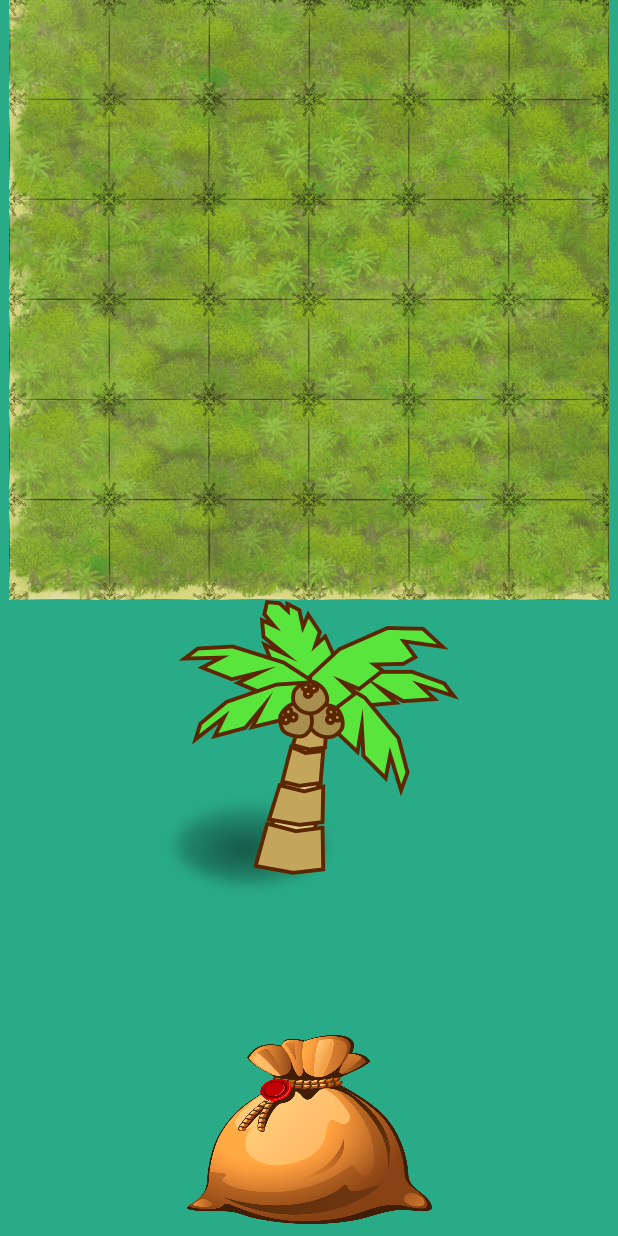
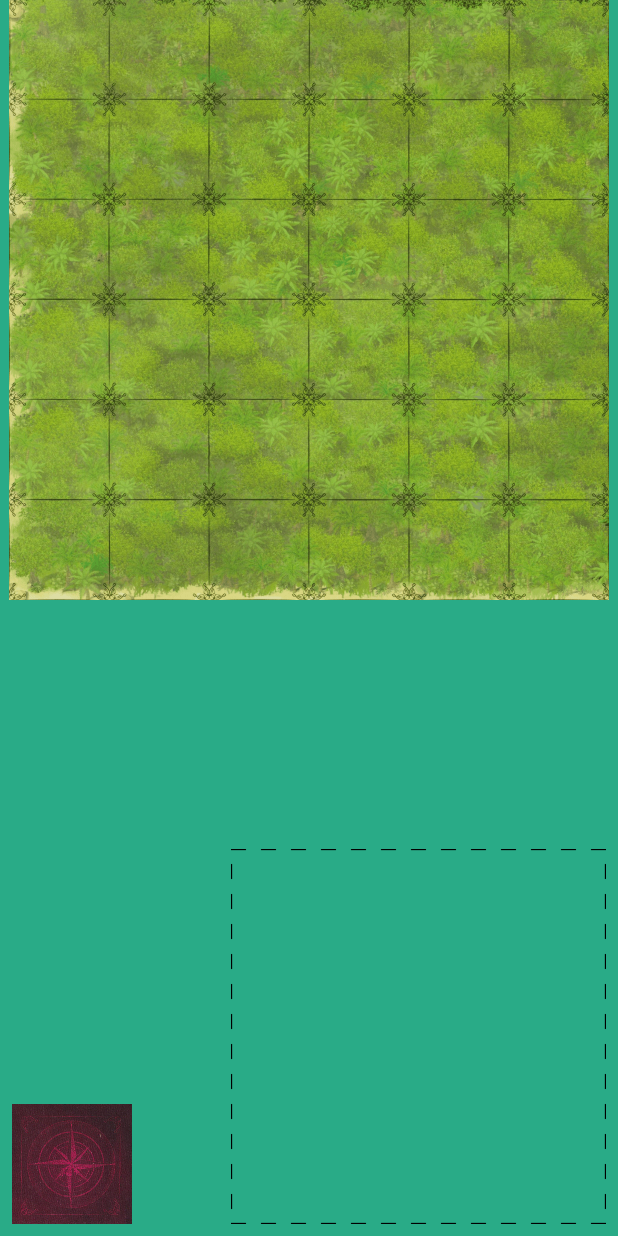
Before and after one commit to zipo13/Karuba, an Android app: the screen it shows after launch (MainActivity), on a phone screen of 412 x 824 dp. Run offline under Robolectric (Android 15) with nearby library versions, the phone set to English and light mode, and no system bars; our stand-ins replace ButterKnife.

Commit message:
Added animation to slide the tiles to the game board. Some issues with performance need to be resolved

```diff
--- a/app/src/main/java/il/co/woo/karuba/TilesViewModel.java
+++ b/app/src/main/java/il/co/woo/karuba/TilesViewModel.java
@@ -40,4 +40,10 @@ public class TilesViewModel extends ViewModel {
         mTileArray.remove(random);
         return randomTileNumber;
     }
+
+    int getNumberOfSelectedTiles() {
+        return mNumberOfSelectedTiles;
+    }
+
+
 }
--- a/app/src/main/res/layout/activity_main.xml
+++ b/app/src/main/res/layout/activity_main.xml
@@ -10,16 +10,18 @@
 
     <ImageButton
         android:id="@+id/new_tile"
-        android:layout_width="163dp"
-        android:layout_height="126dp"
+        android:layout_width="80dp"
+        android:layout_height="80dp"
+        android:layout_marginStart="8dp"
+        android:layout_marginLeft="8dp"
         android:layout_marginBottom="8dp"
         android:background="@null"
-        android:contentDescription="@string/pick_tile_from_bag"
+        android:contentDescription="@string/pick_tile_from_stack"
         android:scaleType="fitXY"
         app:layout_constraintBottom_toBottomOf="parent"
-        app:layout_constraintEnd_toEndOf="parent"
         app:layout_constraintStart_toStartOf="parent"
-        app:srcCompat="@drawable/bag" />
+        app:srcCompat="@drawable/tile_back" />
+
 
     <ImageView
         android:id="@+id/game_board"
@@ -32,13 +34,9 @@
         app:layout_constraintTop_toTopOf="parent"
         app:srcCompat="@drawable/tile_board" />
 
-    <ImageView
-        android:id="@+id/last_tile"
-        android:layout_width="200dp"
-        android:layout_height="200dp"
-        app:layout_constraintEnd_toEndOf="parent"
-        app:layout_constraintStart_toStartOf="parent"
-        app:layout_constraintTop_toBottomOf="@+id/game_board"
-        android:contentDescription="@null"
-        app:srcCompat="@drawable/empty_tile" />
-</androidx.constraintlayout.widget.ConstraintLayout>
+    <include
+        layout="@layout/tile_image_view"
+        tools:layout_editor_absoluteX="154dp"
+        tools:layout_editor_absoluteY="474dp" />
+
+    </androidx.constraintlayout.widget.ConstraintLayout>
--- /dev/null
+++ b/app/src/main/res/layout/tile_image_view.xml
@@ -0,0 +1,14 @@
+<?xml version="1.0" encoding="utf-8"?>
+<ImageView xmlns:android="http://schemas.android.com/apk/res/android"
+    xmlns:app="http://schemas.android.com/apk/res-auto"
+    android:id="@+id/last_tile"
+    android:layout_width="250dp"
+    android:layout_height="250dp"
+    android:layout_marginEnd="8dp"
+    android:layout_marginRight="8dp"
+    android:layout_marginBottom="8dp"
+    android:contentDescription="@null"
+    app:layout_constraintBottom_toBottomOf="parent"
+    app:layout_constraintEnd_toEndOf="parent"
+    app:srcCompat="@drawable/empty_tile" >
+</ImageView>
--- a/app/src/main/res/values/strings.xml
+++ b/app/src/main/res/values/strings.xml
@@ -1,4 +1,4 @@
 <resources>
     <string name="app_name">Karuba Tile Selector</string>
-    <string name="pick_tile_from_bag">Press here to pick a tile from the bag</string>
+    <string name="pick_tile_from_stack">Press here to flip a tile from the stack</string>
 </resources>
```
Also changed, not shown: app/src/main/java/il/co/woo/karuba/MainActivity.java (+94 -0 lines), app/src/main/res/drawable/bag.png (deleted), app/src/main/res/drawable/empty_tile.png, app/src/main/res/drawable/tile_back.jpg (added).
